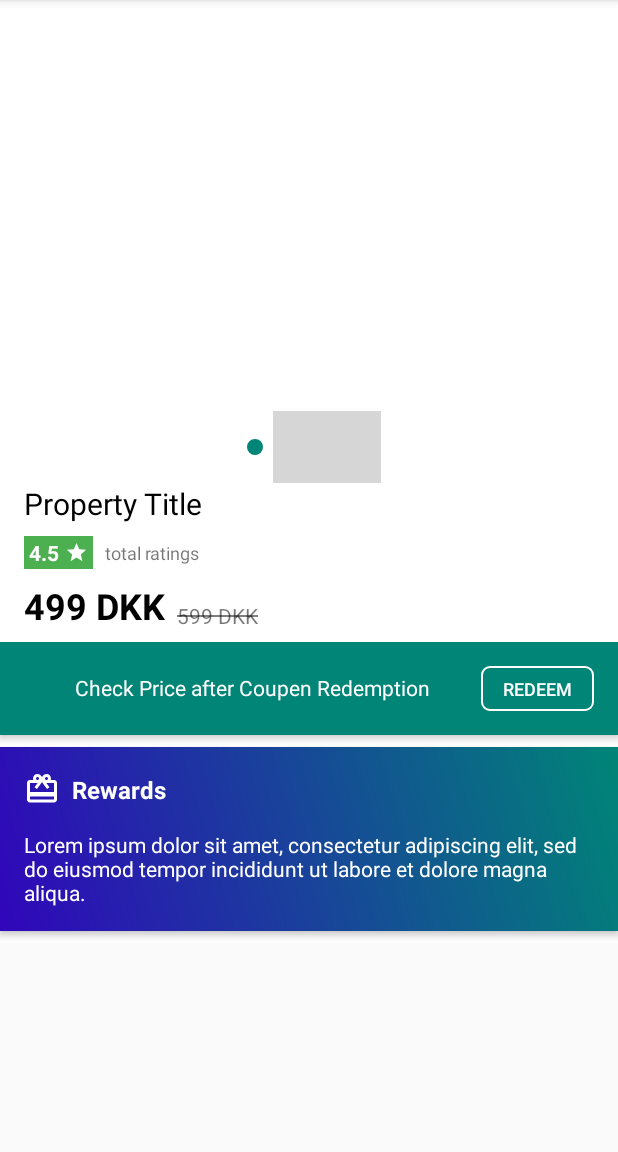
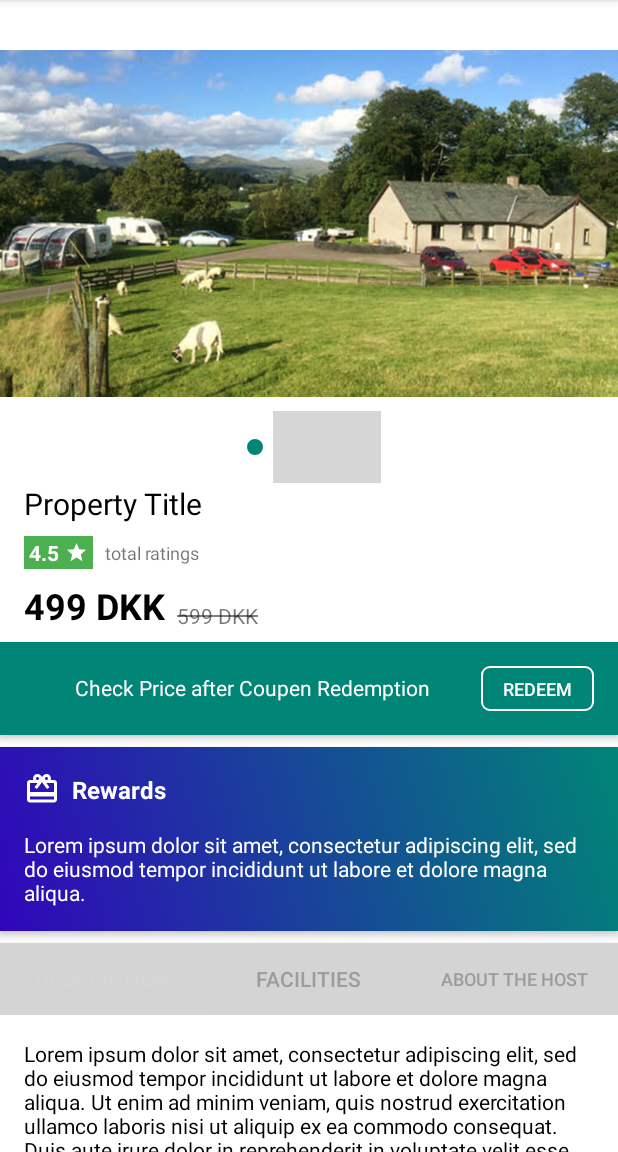
Before and after one commit to TharsikaPS20/CampoGrande, an Android app: the screen it shows after launch (PropertyDetailsActivity), on a phone screen of 412 x 824 dp, the part 84-1236 px from its top. Run offline under Robolectric (Android 15) with nearby library versions, the phone set to English and light mode, and no system bars.

Commit message:
Description, Facilities and about host tabview with fragments working

```diff
--- /dev/null
+++ b/app/src/main/java/com/example/campogrande/Adapter/PropertyDetailsAdapter.java
@@ -0,0 +1,44 @@
+package com.example.campogrande.Adapter;
+
+import androidx.annotation.NonNull;
+import androidx.fragment.app.Fragment;
+import androidx.fragment.app.FragmentManager;
+import androidx.fragment.app.FragmentPagerAdapter;
+
+import com.example.campogrande.PropertyDescriptionFragment;
+import com.example.campogrande.PropertyFacilitiesFragment;
+
+public class PropertyDetailsAdapter extends FragmentPagerAdapter {
+
+    private int totalTabs;
+    public PropertyDetailsAdapter(@NonNull FragmentManager fm, int totalTabs) {
+        super(fm);
+        this.totalTabs = totalTabs;
+    }
+
+    @NonNull
+    @Override
+    public Fragment getItem(int i) {
+        switch (i) {
+            case 0:
+                PropertyDescriptionFragment propertyDescriptionFragment1 = new PropertyDescriptionFragment();
+                return propertyDescriptionFragment1;
+            case 1:
+                PropertyFacilitiesFragment propertyFacilitiesFragment1 = new PropertyFacilitiesFragment();
+                return propertyFacilitiesFragment1;
+            case 2:
+                PropertyDescriptionFragment propertyDescriptionFragment2 = new PropertyDescriptionFragment();
+                return propertyDescriptionFragment2;
+            default:
+
+                return null;
+
+
+        }
+    }
+
+    @Override
+    public int getCount() {
+        return totalTabs;
+    }
+}
--- /dev/null
+++ b/app/src/main/java/com/example/campogrande/Adapter/PropertyFacilitiesAdapter.java
@@ -0,0 +1,59 @@
+package com.example.campogrande.Adapter;
+
+import android.view.LayoutInflater;
+import android.view.View;
+import android.view.ViewGroup;
+import android.widget.TextView;
+
+import androidx.annotation.NonNull;
+import androidx.recyclerview.widget.RecyclerView;
+
+import com.example.campogrande.Model.PropertyFacilityModel;
+import com.example.campogrande.R;
+
+import java.util.List;
+
+public class PropertyFacilitiesAdapter extends RecyclerView.Adapter<PropertyFacilitiesAdapter.ViewHolder>{
+
+    private List<PropertyFacilityModel> propertyFacilityModelList;
+
+    public PropertyFacilitiesAdapter(List<PropertyFacilityModel> propertyFacilityModelList) {
+        this.propertyFacilityModelList = propertyFacilityModelList;
+    }
+
+    @NonNull
+    @Override
+    public ViewHolder onCreateViewHolder(@NonNull ViewGroup parent, int viewType) {
+        View view = LayoutInflater.from(parent.getContext()).inflate(R.layout.property_facilities_item_layout, parent, false);
+        return new ViewHolder(view);
+    }
+
+    @Override
+    public void onBindViewHolder(@NonNull ViewHolder holder, int position) {
+        String facilityTitle = propertyFacilityModelList.get(position).getFacilityName();
+        String facilityDetail = propertyFacilityModelList.get(position).getFacilityValue();
+        holder.setFacilities(facilityTitle, facilityDetail);
+    }
+
+    @Override
+    public int getItemCount() {
+        return propertyFacilityModelList.size();
+    }
+
+    public class ViewHolder extends RecyclerView.ViewHolder {
+
+        private TextView facilityName;
+        private TextView facilityValue;
+
+        public ViewHolder(@NonNull View itemView) {
+            super(itemView);
+            facilityName = itemView.findViewById(R.id.facility_name);
+            facilityValue = itemView.findViewById(R.id.facility_value);
+        }
+
+        private void setFacilities(String facilityTitle, String facilityDetail) {
+            facilityName.setText(facilityTitle);
+            facilityValue.setText(facilityDetail);
+        }
+    }
+}
--- /dev/null
+++ b/app/src/main/java/com/example/campogrande/Model/PropertyFacilityModel.java
@@ -0,0 +1,28 @@
+package com.example.campogrande.Model;
+
+public class PropertyFacilityModel {
+
+    private String facilityName;
+    private String facilityValue;
+
+    public PropertyFacilityModel(String facilityName, String facilityValue) {
+        this.facilityName = facilityName;
+        this.facilityValue = facilityValue;
+    }
+
+    public String getFacilityName() {
+        return facilityName;
+    }
+
+    public void setFacilityName(String facilityName) {
+        this.facilityName = facilityName;
+    }
+
+    public String getFacilityValue() {
+        return facilityValue;
+    }
+
+    public void setFacilityValue(String facilityValue) {
+        this.facilityValue = facilityValue;
+    }
+}
--- /dev/null
+++ b/app/src/main/java/com/example/campogrande/PropertyDescriptionFragment.java
@@ -0,0 +1,31 @@
+package com.example.campogrande;
+
+
+import android.os.Bundle;
+
+import androidx.fragment.app.Fragment;
+
+import android.view.LayoutInflater;
+import android.view.View;
+import android.view.ViewGroup;
+
+
+/**
+ * A simple {@link Fragment} subclass.
+ */
+public class PropertyDescriptionFragment extends Fragment {
+
+
+    public PropertyDescriptionFragment() {
+        // Required empty public constructor
+    }
+
+
+    @Override
+    public View onCreateView(LayoutInflater inflater, ViewGroup container,
+                             Bundle savedInstanceState) {
+        // Inflate the layout for this fragment
+        return inflater.inflate(R.layout.fragment_property_description, container, false);
+    }
+
+}
--- a/app/src/main/java/com/example/campogrande/PropertyDetailsActivity.java
+++ b/app/src/main/java/com/example/campogrande/PropertyDetailsActivity.java
@@ -5,6 +5,7 @@ import androidx.viewpager.widget.ViewPager;
 
 import android.os.Bundle;
 
+import com.example.campogrande.Adapter.PropertyDetailsAdapter;
 import com.example.campogrande.Adapter.PropertyImagesAdapter;
 import com.google.android.material.tabs.TabLayout;
 
@@ -16,6 +17,9 @@ public class PropertyDetailsActivity extends AppCompatActivity {
     private ViewPager propertyImagesViewPager;
     private TabLayout viewpagerIndicator;
 
+    private ViewPager propertyDetailsViewpager;
+    private TabLayout propertyDetailsTablayout;
+
     @Override
     protected void onCreate(Bundle savedInstanceState) {
         super.onCreate(savedInstanceState);
@@ -23,15 +27,36 @@ public class PropertyDetailsActivity extends AppCompatActivity {
 
         propertyImagesViewPager = findViewById(R.id.property_images_viewpager);
         viewpagerIndicator = findViewById(R.id.viewpager_indicator);
+        propertyDetailsViewpager = findViewById(R.id.property_details_viewpager);
+        propertyDetailsTablayout = findViewById(R.id.property_details_tablayout);
 
         List<Integer> propertyImages = new ArrayList<>();
-        propertyImages.add(R.drawable.ic_campogrande);
-        propertyImages.add(R.drawable.background2);
-        propertyImages.add(R.drawable.backgroundgreen);
-        propertyImages.add(R.drawable.ic_menu_camera);
+        propertyImages.add(R.drawable.caravanground1);
+        propertyImages.add(R.drawable.caravanground2);
+        propertyImages.add(R.drawable.caravanground3);
+        propertyImages.add(R.drawable.caravanground4);
 
         PropertyImagesAdapter propertyImagesAdapter = new PropertyImagesAdapter(propertyImages);
         propertyImagesViewPager.setAdapter(propertyImagesAdapter);
         viewpagerIndicator.setupWithViewPager(propertyImagesViewPager, true);
+
+        propertyDetailsViewpager.setAdapter(new PropertyDetailsAdapter(getSupportFragmentManager(), propertyDetailsTablayout.getTabCount()));
+        propertyDetailsViewpager.addOnPageChangeListener(new TabLayout.TabLayoutOnPageChangeListener(propertyDetailsTablayout));
+        propertyDetailsTablayout.addOnTabSelectedListener(new TabLayout.OnTabSelectedListener() {
+            @Override
+            public void onTabSelected(TabLayout.Tab tab) {
+                propertyDetailsViewpager.setCurrentItem(tab.getPosition());
+            }
+
+            @Override
+            public void onTabUnselected(TabLayout.Tab tab) {
+
+            }
+
+            @Override
+            public void onTabReselected(TabLayout.Tab tab) {
+
+            }
+        });
     }
 }
--- /dev/null
+++ b/app/src/main/java/com/example/campogrande/PropertyFacilitiesFragment.java
@@ -0,0 +1,57 @@
+package com.example.campogrande;
+
+
+import android.os.Bundle;
+
+import androidx.fragment.app.Fragment;
+import androidx.recyclerview.widget.LinearLayoutManager;
+import androidx.recyclerview.widget.RecyclerView;
+
+import android.view.LayoutInflater;
+import android.view.View;
+import android.view.ViewGroup;
+
+import com.example.campogrande.Adapter.PropertyFacilitiesAdapter;
+import com.example.campogrande.Model.PropertyFacilityModel;
+
+import java.util.ArrayList;
+import java.util.List;
+
+
+/**
+ * A simple {@link Fragment} subclass.
+ */
+public class PropertyFacilitiesFragment extends Fragment {
+
+
+    public PropertyFacilitiesFragment() {
+        // Required empty public constructor
+    }
+
+
+    private RecyclerView propertyFacilitiesRecyclerView;
+    @Override
+    public View onCreateView(LayoutInflater inflater, ViewGroup container,
+                             Bundle savedInstanceState) {
+        // Inflate the layout for this fragment
+        View view =  inflater.inflate(R.layout.fragment_property_facilities, container, false);
+        propertyFacilitiesRecyclerView = view.findViewById(R.id.property_facilities_recyclerView);
+
+        LinearLayoutManager linearLayoutManager = new LinearLayoutManager(view.getContext());
+        linearLayoutManager.setOrientation(LinearLayoutManager.VERTICAL);
+
+        propertyFacilitiesRecyclerView.setLayoutManager(linearLayoutManager);
+
+        List<PropertyFacilityModel> propertyFacilityModelList = new ArrayList<>();
+        propertyFacilityModelList.add(new PropertyFacilityModel("Electricity", "100 DKK"));
+        propertyFacilityModelList.add(new PropertyFacilityModel("Water", "50 DKK"));
+        propertyFacilityModelList.add(new PropertyFacilityModel("Playground", "0 DKK"));
+        propertyFacilityModelList.add(new PropertyFacilityModel("Bath", "100 DKK"));
+
+        PropertyFacilitiesAdapter propertyFacilitiesAdapter = new PropertyFacilitiesAdapter(propertyFacilityModelList);
+        propertyFacilitiesRecyclerView.setAdapter(propertyFacilitiesAdapter);
+        propertyFacilitiesAdapter.notifyDataSetChanged();
+        return view;
+    }
+
+}
--- a/app/src/main/res/layout/activity_property_details.xml
+++ b/app/src/main/res/layout/activity_property_details.xml
@@ -23,6 +23,8 @@
             <include layout="@layout/property_images_layout"/>
 
             <include layout="@layout/rewards_layout"/>
+
+            <include layout="@layout/property_description_layout"/>
         </LinearLayout>
     </ScrollView>
 </androidx.constraintlayout.widget.ConstraintLayout>
--- /dev/null
+++ b/app/src/main/res/layout/fragment_property_description.xml
@@ -0,0 +1,16 @@
+<?xml version="1.0" encoding="utf-8"?>
+<FrameLayout xmlns:android="http://schemas.android.com/apk/res/android"
+    xmlns:tools="http://schemas.android.com/tools"
+    android:layout_width="match_parent"
+    android:layout_height="match_parent"
+    tools:context=".PropertyDescriptionFragment">
+
+    <TextView
+        android:id="@+id/tv_Property_Description"
+        android:layout_width="match_parent"
+        android:layout_height="wrap_content"
+        android:layout_margin="16dp"
+        android:textColor="#000000"
+        android:text="Lorem ipsum dolor sit amet, consectetur adipiscing elit, sed do eiusmod tempor incididunt ut labore et dolore magna aliqua. Ut enim ad minim veniam, quis nostrud exercitation ullamco laboris nisi ut aliquip ex ea commodo consequat. Duis aute irure dolor in reprehenderit in voluptate velit esse cillum dolore eu fugiat nulla pariatur. Excepteur sint occaecat cupidatat non proident, sunt in culpa qui officia deserunt mollit anim id est laborum." />
+
+</FrameLayout>
--- /dev/null
+++ b/app/src/main/res/layout/property_description_layout.xml
@@ -0,0 +1,45 @@
+<?xml version="1.0" encoding="utf-8"?>
+<androidx.constraintlayout.widget.ConstraintLayout xmlns:android="http://schemas.android.com/apk/res/android"
+    xmlns:app="http://schemas.android.com/apk/res-auto"
+    xmlns:tools="http://schemas.android.com/tools"
+    android:background="#FFFFFF"
+    android:elevation="3dp"
+    android:orientation="vertical" android:layout_width="match_parent"
+    android:layout_height="match_parent">
+
+    <com.google.android.material.tabs.TabLayout
+        android:id="@+id/property_details_tablayout"
+        android:layout_width="0dp"
+        app:tabTextColor="#9C9C9C"
+        android:background="#D4D4D4"
+        app:tabSelectedTextColor="@color/primary"
+        app:tabIndicatorColor="@color/primary_dark"
+        android:layout_height="wrap_content"
+        app:layout_constraintEnd_toEndOf="parent"
+        app:layout_constraintStart_toStartOf="parent"
+        app:layout_constraintTop_toTopOf="parent">
+
+        <com.google.android.material.tabs.TabItem
+            android:layout_width="wrap_content"
+            android:layout_height="wrap_content"
+            android:text="Description" />
+
+        <com.google.android.material.tabs.TabItem
+            android:layout_width="wrap_content"
+            android:layout_height="wrap_content"
+            android:text="Facilities" />
+
+        <com.google.android.material.tabs.TabItem
+            android:layout_width="wrap_content"
+            android:layout_height="wrap_content"
+            android:text="About the host" />
+    </com.google.android.material.tabs.TabLayout>
+
+    <androidx.viewpager.widget.ViewPager
+        android:id="@+id/property_details_viewpager"
+        android:layout_width="0dp"
+        android:layout_height="400dp"
+        app:layout_constraintEnd_toEndOf="parent"
+        app:layout_constraintStart_toStartOf="parent"
+        app:layout_constraintTop_toBottomOf="@+id/property_details_tablayout" />
+</androidx.constraintlayout.widget.ConstraintLayout>
--- a/app/src/main/res/values/strings.xml
+++ b/app/src/main/res/values/strings.xml
@@ -111,4 +111,5 @@
     <string name="about">About Campo Grande</string>
     <string name="signoutofapp">Sign out</string>
 
+
 </resources>
```
Also changed, not shown: app/src/main/res/layout/fragment_property_facilities.xml (added, +13 -0 lines), app/src/main/res/layout/property_facilities_item_layout.xml (added, +46 -0 lines), app/src/main/res/drawable/caravanground1.jpg (added), app/src/main/res/drawable/caravanground2.gif (added), app/src/main/res/drawable/caravanground3.jpg (added), app/src/main/res/drawable/caravanground4.jpg (added).
